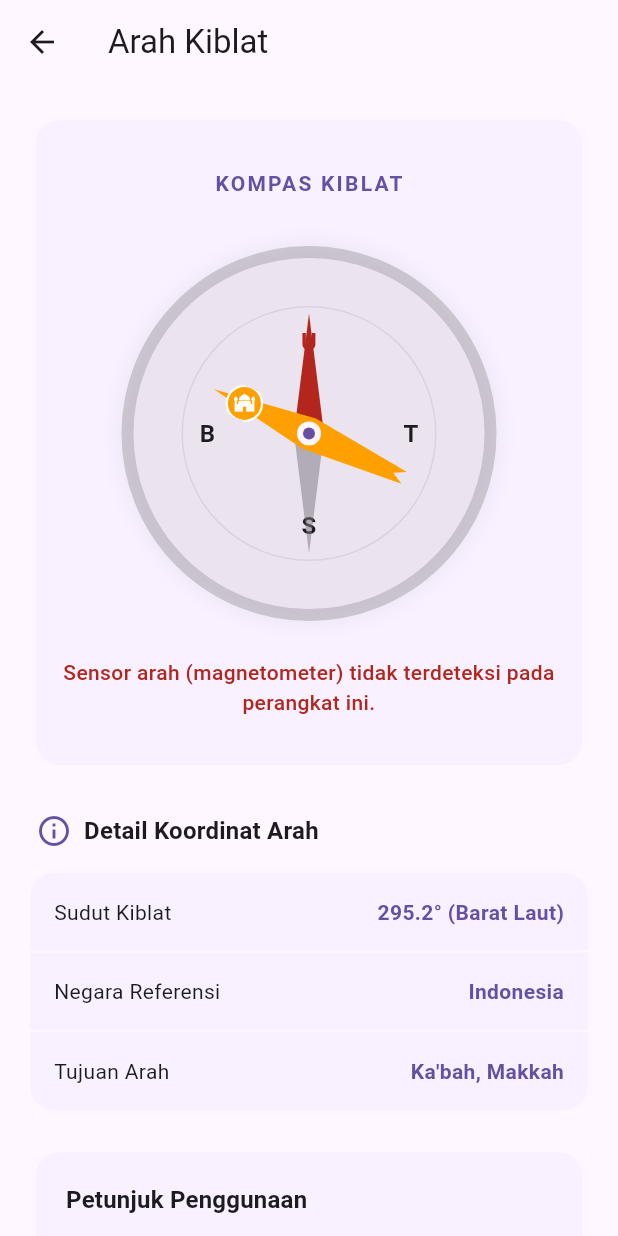
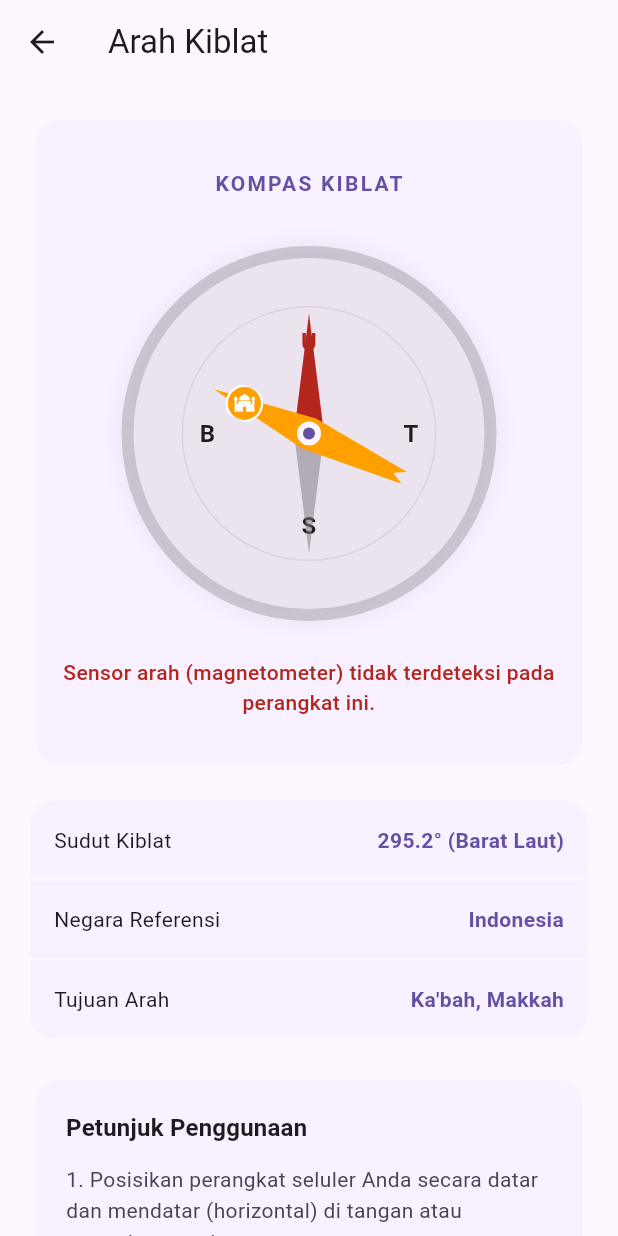
Before and after one commit to wibisanabama/muslim-app, a Flutter app: the KiblatPage screen opened directly, on a phone screen of 412 x 824 dp. Run offline on Flutter 3.47's test engine with Material 3 defaults, Android fonts, the phone set to English and light mode, and no system bars; our stand-ins replace flutter_compass, shared_preferences; accounts and stored records are empty; network calls fail.

Commit message:
feat(kiblat): remove coordinate details header text and icon

```diff
--- a/lib/view/kiblat_page.dart
+++ b/lib/view/kiblat_page.dart
@@ -284,23 +284,6 @@ class _KiblatPageState extends State<KiblatPage> {
             Column(
               crossAxisAlignment: CrossAxisAlignment.start,
               children: [
-                Padding(
-                  padding: const EdgeInsets.symmetric(horizontal: 4.0, vertical: 8.0),
-                  child: Row(
-                    children: [
-                      Icon(Icons.info_outline, color: theme.colorScheme.primary),
-                      const SizedBox(width: 8),
-                      Text(
-                        'Detail Koordinat Arah',
-                        style: theme.textTheme.titleMedium?.copyWith(
-                          fontWeight: FontWeight.bold,
-                          color: theme.colorScheme.onSurface,
-                        ),
-                      ),
-                    ],
-                  ),
-                ),
-                const SizedBox(height: 8),
                 Container(
                   decoration: BoxDecoration(
                     color: theme.colorScheme.primaryContainer.withValues(alpha: 0.25),
```
